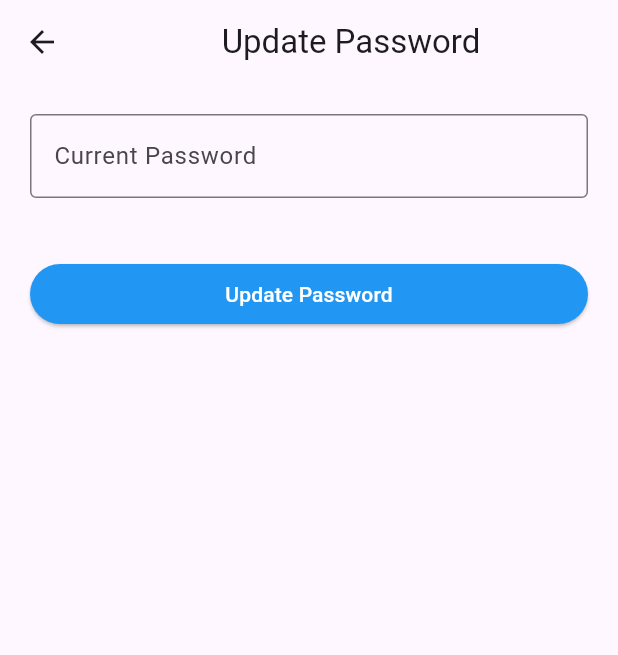
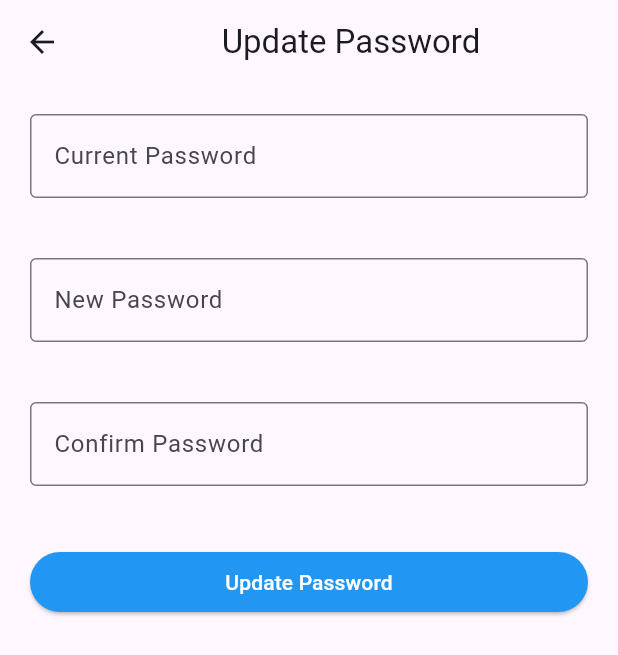
Before and after one commit to PQuoc2003/english-flashcard, a Flutter app: the ChangePasswordPage screen opened directly, on a phone screen of 412 x 824 dp. Shown: the top 655 px of the screen. Run offline on Flutter 3.47's test engine with Material 3 defaults, Android fonts, the phone set to English and light mode, and no system bars; our stand-ins replace email_validator, firebase_auth, firebase_core; accounts and stored records are empty; network calls fail.

Commit message:
update change password 100% (not ui)

```diff
--- a/lib/account/change_password.dart
+++ b/lib/account/change_password.dart
@@ -1,3 +1,4 @@
+import 'package:firebase_auth/firebase_auth.dart';
 import 'package:flutter/material.dart';
 
 class ChangePasswordPage extends StatefulWidget {
@@ -10,13 +11,83 @@ class ChangePasswordPage extends StatefulWidget {
 class _ChangePasswordPageState extends State<ChangePasswordPage> {
   final _key = GlobalKey<FormState>();
 
+  // firebase user
+  final _auth = FirebaseAuth.instance;
+
   // Variable to save value of textFormField after validate
   String currPass = "";
   String newPass = "";
   String confPass = "";
 
+  // controller of field in textFormField
+  final _ctlCurrPass = TextEditingController();
+  final _ctlNewPass = TextEditingController();
+  final _ctlConfPass = TextEditingController();
+
+  // focusNode of field
+
+  final _fcCurrPass = FocusNode();
+
+  String errorMessage = "";
+
+  Future<void> updatePassword(
+      User user, String currPass, String newPass) async {
+    try {
+      final credential = EmailAuthProvider.credential(
+        email: user.email!,
+        password: currPass,
+      );
+      await user.reauthenticateWithCredential(credential);
+      await user.updatePassword(newPass);
+      // Password updated successfully
+      // You can navigate to another page or show a success message
+
+      setState(() {
+        errorMessage = "Update Password successfully";
+      });
+
+
+    } catch (e) {
+      setState(() {
+        errorMessage =
+            'Failed to update password. Please check your current password.';
+      });
+    }
+  }
+
   void _handleSubmit() {
-    _key.currentState?.validate();
+    if (_key.currentState?.validate() ?? false) {
+      if (newPass != confPass) {
+        setState(() {
+          errorMessage =
+              "Your new password and confirm password must be the same";
+        });
+
+        return;
+      }
+
+      final user = _auth.currentUser;
+
+      if (user == null) {
+        setState(() {
+          errorMessage = "Null user , so can not change password";
+        });
+        return;
+      }
+
+      updatePassword(user, currPass, newPass);
+
+    } else {
+      setState(() {
+        _ctlNewPass.text = "";
+        _ctlConfPass.text = "";
+        errorMessage = "Error validate";
+      });
+    }
+  }
+
+  Widget _errorBox(String errorMessage) {
+    return Text(errorMessage);
   }
 
   @override
@@ -32,9 +103,12 @@ class _ChangePasswordPageState extends State<ChangePasswordPage> {
           key: _key,
           child: Column(
             children: [
+              // Current Password
               Container(
                 margin: const EdgeInsets.all(20),
                 child: TextFormField(
+                  focusNode: _fcCurrPass,
+                  controller: _ctlCurrPass,
                   decoration: const InputDecoration(
                     labelText: "Current Password",
                     border: OutlineInputBorder(),
@@ -44,13 +118,70 @@ class _ChangePasswordPageState extends State<ChangePasswordPage> {
                     if (v == null || v.isEmpty) {
                       return "Please enter your password";
                     }
+
+                    currPass = v;
+
                     return null;
-                  },
-                  onSaved: (v) {
-                    currPass = v ?? "";
                   },
                 ),
               ),
+
+              // New password
+              Container(
+                margin: const EdgeInsets.all(20),
+                child: TextFormField(
+                  controller: _ctlNewPass,
+                  decoration: const InputDecoration(
+                    labelText: "New Password",
+                    border: OutlineInputBorder(),
+                  ),
+                  textInputAction: TextInputAction.done,
+                  validator: (v) {
+                    if (v == null || v.isEmpty) {
+                      return "Please enter your password";
+                    }
+
+                    if (v.length < 6) {
+                      return "New password must at least 6 characters";
+                    }
+
+                    newPass = v;
+
+                    return null;
+                  },
+                ),
+              ),
+
+              // Confirm password
+              Container(
+                margin: const EdgeInsets.all(20),
+                child: TextFormField(
+                  controller: _ctlConfPass,
+                  decoration: const InputDecoration(
+                    labelText: "Confirm Password",
+                    border: OutlineInputBorder(),
+                  ),
+                  textInputAction: TextInputAction.done,
+                  validator: (v) {
+                    if (v == null || v.isEmpty) {
+                      return "Please enter your password";
+                    }
+
+                    if (v.length < 6) {
+                      return "New password must at least 6 characters";
+                    }
+
+                    confPass = v;
+
+                    return null;
+                  },
+                ),
+              ),
+
+              // Error after validate
+              errorMessage == "" ? Container() : _errorBox(errorMessage),
+
+              // Submit button
               Container(
                 margin: const EdgeInsets.all(20),
                 child: ElevatedButton(
--- a/lib/widget_tree.dart
+++ b/lib/widget_tree.dart
@@ -1,7 +1,7 @@
-import 'package:english_flashcard/home_page.dart';
 import 'package:english_flashcard/login_page.dart';
 import 'package:flutter/material.dart';
 
+import 'account/change_password.dart';
 import 'auth.dart';
 
 class WidgetTree extends StatefulWidget {
@@ -18,7 +18,8 @@ class _WidgetTreeState extends State<WidgetTree> {
         stream: Auth().authStateChanges,
       builder: (context, snapshot) {
           if(snapshot.hasData){
-            return HomePage();
+            // return HomePage();
+            return const ChangePasswordPage();
           }
           return const LoginPage();
           // return const ChangePasswordPage();
```
